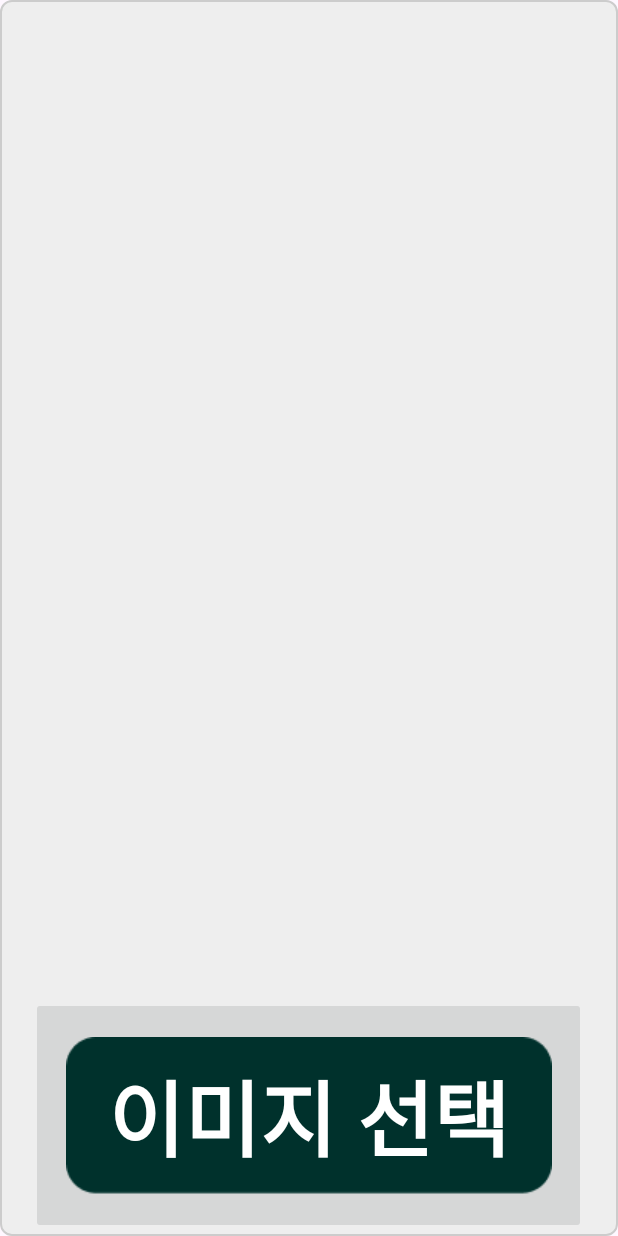
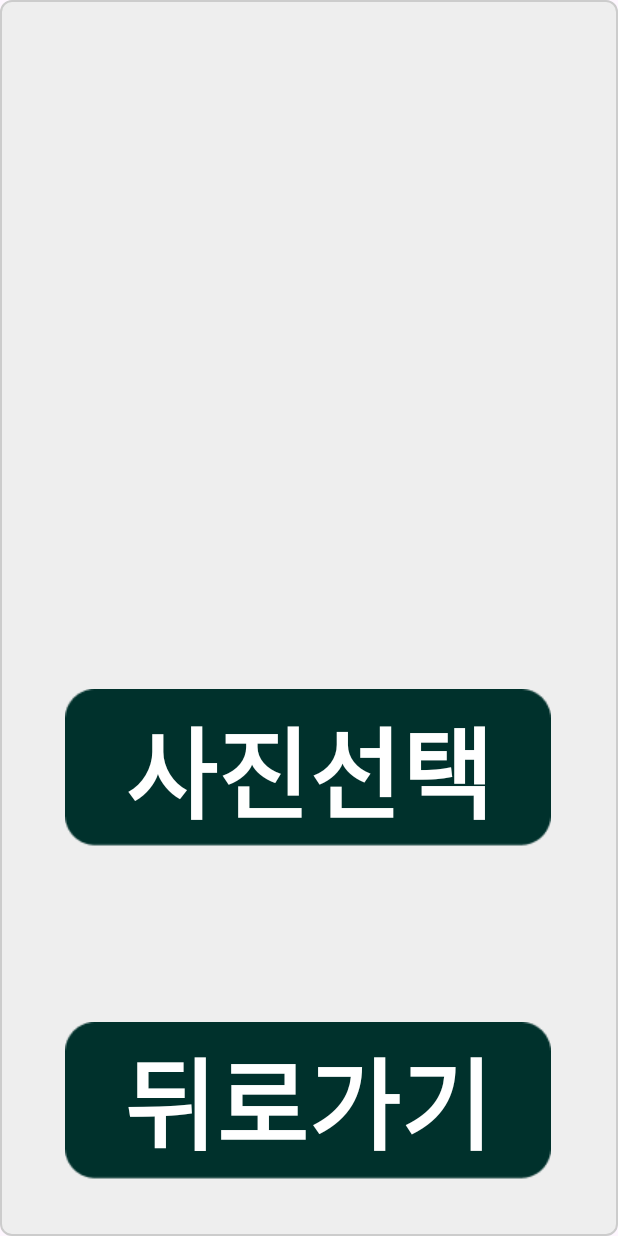
Before and after one commit to ju2hong/YouEye, an Android app: the PhotoResultActivity screen opened directly, with no data from a screen before it, on a phone screen of 412 x 824 dp. Run offline under Robolectric (Android 15) with nearby library versions, the phone set to English and light mode, and no system bars; libraries missing offline, so code that uses them is left out: com.google.mlkit.vision.

Commit message:
버튼 수정

```diff
--- a/app/src/main/res/layout/activity_photo_result.xml
+++ b/app/src/main/res/layout/activity_photo_result.xml
@@ -11,10 +11,11 @@
 
     <!-- 이미지를 선택하는 버튼 -->
 
+
     <ImageView
         android:id="@+id/photoImageView"
-        android:layout_width="0dp"
-        android:layout_height="0dp"
+        android:layout_width="324dp"
+        android:layout_height="395dp"
         android:layout_marginStart="24dp"
         android:layout_marginTop="37dp"
         android:layout_marginEnd="24dp"
@@ -23,35 +24,72 @@
         app:layout_constraintBottom_toTopOf="@+id/selectImageButton"
         app:layout_constraintEnd_toEndOf="parent"
         app:layout_constraintHeight_percent="0.7"
+        app:layout_constraintHorizontal_bias="0.487"
         app:layout_constraintStart_toStartOf="parent"
         app:layout_constraintTop_toTopOf="parent"
+        app:layout_constraintVertical_bias="0.0"
         app:layout_constraintWidth_percent="1"
         tools:srcCompat="@drawable/load" />
 
 
     <ImageButton
         android:id="@+id/selectImageButton"
-        android:layout_width="370dp"
-        android:layout_height="158dp"
-        app:layout_constraintBottom_toBottomOf="parent"
+        android:layout_width="344dp"
+        android:layout_height="111dp"
+        android:layout_marginTop="456dp"
+        android:background="@android:color/transparent"
         app:layout_constraintEnd_toEndOf="parent"
         app:layout_constraintHorizontal_bias="0.492"
         app:layout_constraintStart_toStartOf="parent"
-        app:layout_constraintTop_toBottomOf="@+id/photoImageView"
+        app:layout_constraintTop_toTopOf="parent"
+        app:srcCompat="@drawable/button" />
+
+    <!-- 뒤로가기 버튼 -->
+
+    <TextView
+        android:id="@+id/textView9"
+        android:layout_width="301dp"
+        android:layout_height="89dp"
+        android:text="사진선택"
+        android:textAlignment="center"
+        android:textColor="@color/white"
+        android:textSize="30pt"
+        android:textStyle="bold"
+        app:layout_constraintBottom_toBottomOf="@+id/selectImageButton"
+        app:layout_constraintEnd_toEndOf="@+id/selectImageButton"
+        app:layout_constraintHorizontal_bias="0.511"
+        app:layout_constraintStart_toStartOf="@+id/selectImageButton"
+        app:layout_constraintTop_toTopOf="@+id/selectImageButton"
+        app:layout_constraintVertical_bias="0.363" />
+
+    <ImageButton
+        android:id="@+id/bkbtn"
+        android:layout_width="wrap_content"
+        android:layout_height="wrap_content"
+        android:background="@android:color/transparent"
+        android:contentDescription="뒤로가기"
+        android:onClick="onBackButtonPressed"
+        app:layout_constraintBottom_toBottomOf="parent"
+        app:layout_constraintEnd_toEndOf="parent"
+        app:layout_constraintHorizontal_bias="0.494"
+        app:layout_constraintStart_toStartOf="parent"
+        app:layout_constraintTop_toTopOf="parent"
+        app:layout_constraintVertical_bias="0.948"
         app:srcCompat="@drawable/button" />
 
     <TextView
-        android:id="@+id/textView9"
+        android:id="@+id/bktext"
         android:layout_width="wrap_content"
         android:layout_height="wrap_content"
-        android:text="이미지 선택"
+        android:text="뒤로가기"
         android:textAlignment="center"
         android:textColor="@color/white"
-        android:textSize="25pt"
+        android:textSize="30pt"
         android:textStyle="bold"
-        app:layout_constraintBottom_toBottomOf="@+id/selectImageButton"
-        app:layout_constraintEnd_toEndOf="@+id/selectImageButton"
-        app:layout_constraintStart_toStartOf="@+id/selectImageButton"
-        app:layout_constraintTop_toTopOf="@+id/selectImageButton" />
+        app:layout_constraintBottom_toBottomOf="@+id/bkbtn"
+        app:layout_constraintEnd_toEndOf="@+id/bkbtn"
+        app:layout_constraintStart_toStartOf="@+id/bkbtn"
+        app:layout_constraintTop_toTopOf="@+id/bkbtn" />
+
 
 </androidx.constraintlayout.widget.ConstraintLayout>
```
